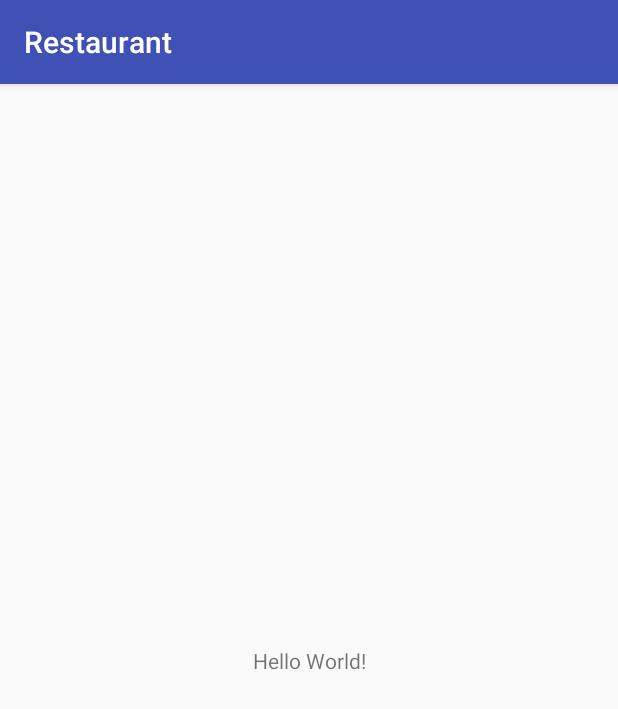
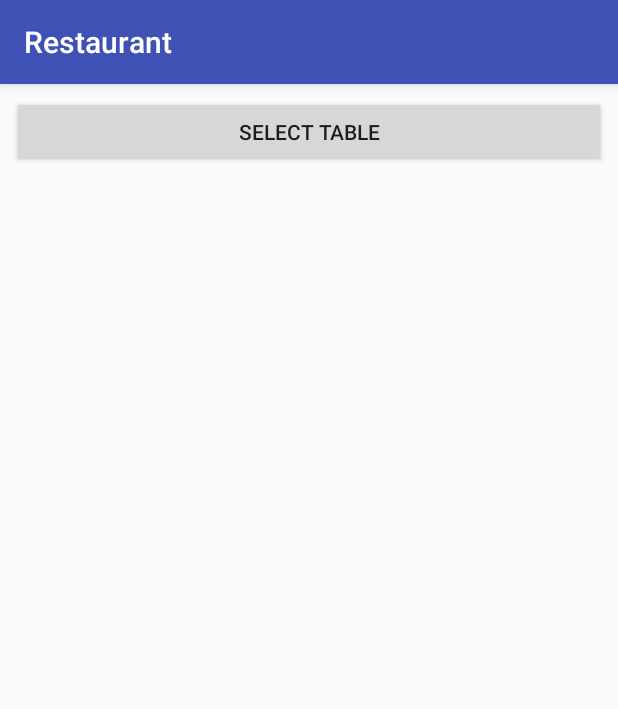
Before and after one commit to tanakphong/Restaurant, an Android app: the MainActivity screen opened directly, with no data from a screen before it, on a phone screen of 412 x 824 dp. Shown: the top 709 px of the screen. Run offline under Robolectric (Android 15) with nearby library versions, the phone set to English and light mode, and no system bars.

```diff
--- a/app/build.gradle
+++ b/app/build.gradle
@@ -29,4 +29,5 @@ dependencies {
     implementation 'com.squareup.retrofit2:converter-gson:2.3.0'
     implementation 'com.squareup.okhttp3:logging-interceptor:3.4.1'
     implementation 'com.squareup.okhttp3:okhttp:3.10.0'
+    implementation 'com.android.support:recyclerview-v7:27.1.1'
 }
--- a/app/src/main/java/com/deverdie/restaurant/MainActivity.java
+++ b/app/src/main/java/com/deverdie/restaurant/MainActivity.java
@@ -1,13 +1,29 @@
 package com.deverdie.restaurant;
 
+import android.content.Intent;
 import android.support.v7.app.AppCompatActivity;
 import android.os.Bundle;
+import android.view.View;
 
-public class MainActivity extends AppCompatActivity {
+public class MainActivity extends AppCompatActivity implements View.OnClickListener {
 
     @Override
     protected void onCreate(Bundle savedInstanceState) {
         super.onCreate(savedInstanceState);
         setContentView(R.layout.activity_main);
+        bindView();
+    }
+
+    private void bindView() {
+        findViewById(R.id.table_button).setOnClickListener(this);
+    }
+
+    @Override
+    public void onClick(View v) {
+        switch (v.getId()) {
+            case R.id.table_button:
+                startActivity(new Intent(MainActivity.this,TableActivity.class));
+                break;
+        }
     }
 }
--- a/app/src/main/res/layout/activity_login.xml
+++ b/app/src/main/res/layout/activity_login.xml
@@ -25,6 +25,7 @@
                 android:layout_width="match_parent"
                 android:layout_height="wrap_content"
                 android:hint="@string/prompt_username"
+                android:text="@string/username_test"
                 android:maxLines="1"
                 android:singleLine="true" />
 
@@ -43,6 +44,7 @@
                 android:imeActionLabel="@string/action_sign_in_short"
                 android:imeOptions="actionUnspecified"
                 android:inputType="textPassword"
+                android:text="@string/password_test"
                 android:maxLines="1"
                 android:singleLine="true" />
 
--- a/app/src/main/res/layout/activity_main.xml
+++ b/app/src/main/res/layout/activity_main.xml
@@ -6,13 +6,16 @@
     android:layout_height="match_parent"
     tools:context=".MainActivity">
 
-    <TextView
-        android:layout_width="wrap_content"
+
+    <Button
+        android:id="@+id/table_button"
+        android:layout_width="0dp"
         android:layout_height="wrap_content"
-        android:text="Hello World!"
-        app:layout_constraintBottom_toBottomOf="parent"
-        app:layout_constraintLeft_toLeftOf="parent"
-        app:layout_constraintRight_toRightOf="parent"
+        android:layout_marginEnd="8dp"
+        android:layout_marginStart="8dp"
+        android:layout_marginTop="8dp"
+        android:text="Select Table"
+        app:layout_constraintEnd_toEndOf="parent"
+        app:layout_constraintStart_toStartOf="parent"
         app:layout_constraintTop_toTopOf="parent" />
-
 </android.support.constraint.ConstraintLayout>
--- a/app/src/main/res/values/dimens.xml
+++ b/app/src/main/res/values/dimens.xml
@@ -2,4 +2,6 @@
     <!-- Default screen margins, per the Android Design guidelines. -->
     <dimen name="activity_horizontal_margin">16dp</dimen>
     <dimen name="activity_vertical_margin">16dp</dimen>
+    <dimen name="table_grid_height">16dp</dimen>
+
 </resources>
--- a/app/src/main/res/values/strings.xml
+++ b/app/src/main/res/values/strings.xml
@@ -10,4 +10,6 @@
     <string name="error_invalid_username">This username is invalid</string>
     <string name="error_incorrect_password">This password is incorrect</string>
     <string name="error_field_required">This field is required</string>
+    <string name="username_test">tkp</string>
+    <string name="password_test">)Wf8Dg</string>
 </resources>
--- a/build.gradle
+++ b/build.gradle
@@ -7,7 +7,7 @@ buildscript {
         jcenter()
     }
     dependencies {
-        classpath 'com.android.tools.build:gradle:3.1.2'
+        classpath 'com.android.tools.build:gradle:3.1.3'
 
 
         // NOTE: Do not place your application dependencies here; they belong
```
Also changed, not shown: app/src/main/AndroidManifest.xml (+4 -3 lines), app/src/main/java/com/deverdie/restaurant/SpanningGridLayoutManager.java (added, +72 -0 lines), app/src/main/java/com/deverdie/restaurant/TableActivity.java (added, +43 -0 lines), app/src/main/java/com/deverdie/restaurant/adapter/TableRecyclerViewAdapter.java (added, +73 -0 lines), app/src/main/res/layout/activity_table.xml (added, +12 -0 lines), app/src/main/res/layout/widget_table_row.xml (added, +16 -0 lines).
